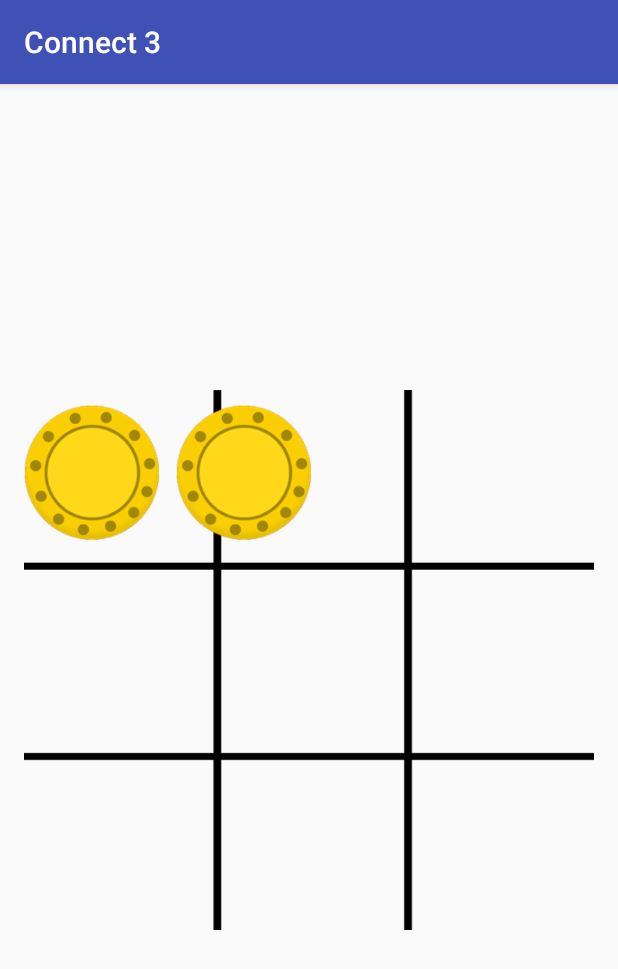
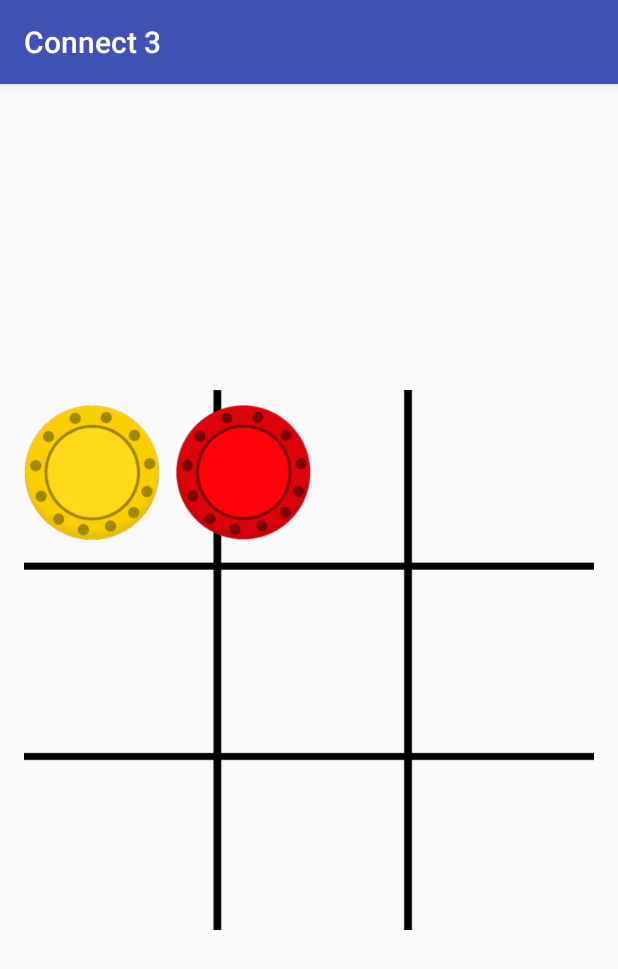
Before and after one commit to 5h4thru/connect3, an Android app: the screen it shows after launch (MainActivity), after a tap on an icon or button, on a phone screen of 412 x 824 dp. Shown: the top 969 px of the screen. Run offline under Robolectric (Android 15) with nearby library versions, the phone set to English and light mode, and no system bars; 1 other tap on this screen came first.

```diff
--- a/app/src/main/java/com/yahoo/palagummi/connect3/MainActivity.java
+++ b/app/src/main/java/com/yahoo/palagummi/connect3/MainActivity.java
@@ -7,11 +7,21 @@ import android.widget.ImageView;
 
 public class MainActivity extends AppCompatActivity {
 
+    // 0: Yellow and 1: Red
+    int activePlayer = 0;
+
     public void dropIn(View view) {
         ImageView counter = (ImageView) view; // need not search for the id because it is what the user tapped on
         counter.setTranslationY(-1000f); // initially move it off the screen without any animation
-        counter.setImageResource(R.drawable.yellow); // set the image
-        counter.animate().translationYBy(1000f).setDuration(300); // animate it back to the screen
+        if(activePlayer == 0) {
+            counter.setImageResource(R.drawable.yellow); // set the image of 'yellow' player
+            activePlayer = 1;
+        }
+        else if(activePlayer == 1) {
+            counter.setImageResource(R.drawable.red); // set the image of 'red' player
+            activePlayer = 0;
+        }
+        counter.animate().translationYBy(1000f).rotation(360f).setDuration(300); // animate it back to the screen
 
     }
 
```
